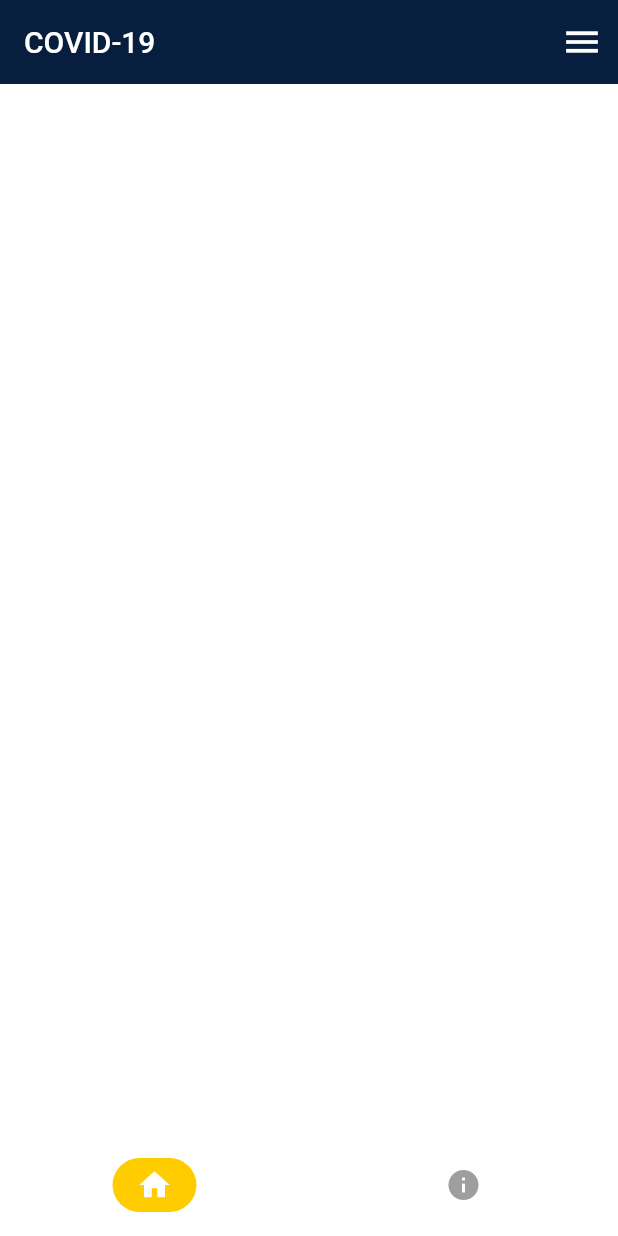
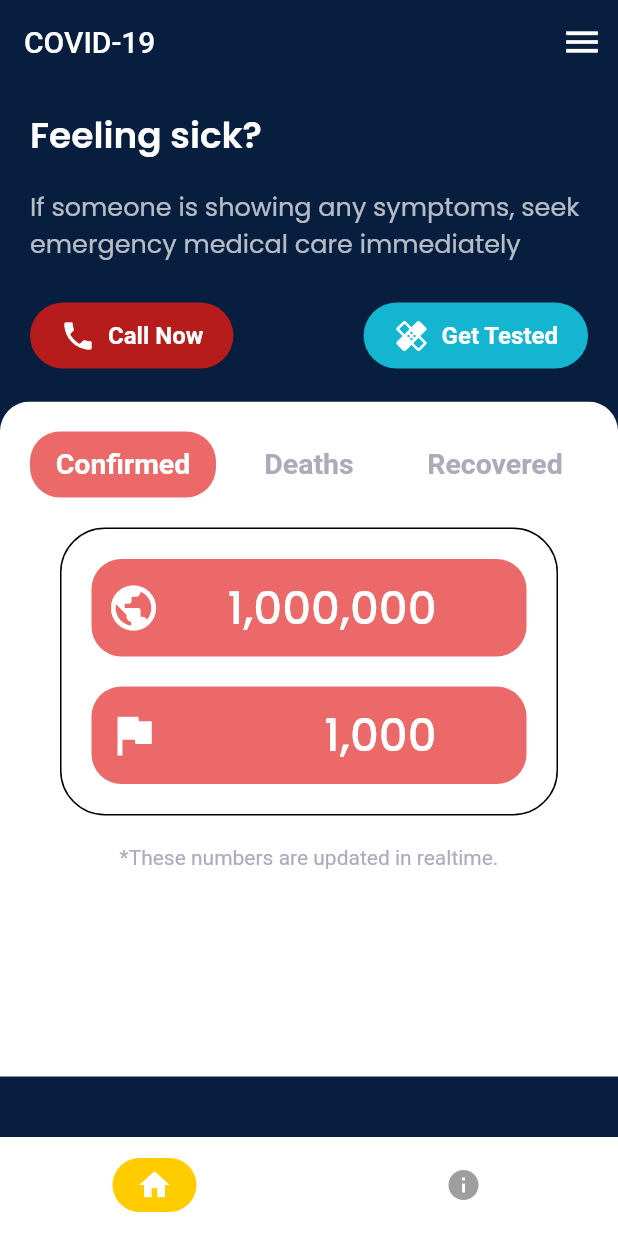
Before and after one commit to raahimid/covid-19-flutter-workshop, a Flutter app: the screen it shows after launch, on a phone screen of 412 x 824 dp. Run offline on Flutter 3.47's test engine with Material 2 defaults, Android fonts, the phone set to English and light mode, and no system bars; our stand-ins replace google_fonts.

Commit message:
Part 1 Complete

```diff
--- a/lib/config/palette.dart
+++ b/lib/config/palette.dart
@@ -1,13 +1,14 @@
 import 'package:flutter/material.dart';
 
-//Background Color
-//#081E3F
+class Palette {
+  static const Color primaryColor = Color(0xff081e3f);
 
-//tav indicators
+  static const Color tabColor = Color(0xFFEC6969);
 //#EC6969
 
-//call now button
-//#B71C1C
+  static const Color callNowColor = Color(0xFFB71C1C);
 
-//Get Tested Button
-//#14B5D0
+  static const Color getTestedColor = Color(0xFF14B5D0);
+
+
+}
--- a/lib/screens/home_screen.dart
+++ b/lib/screens/home_screen.dart
@@ -1,32 +1,183 @@
 import 'package:flutter/cupertino.dart';
 import 'package:flutter/material.dart';
-import 'package:flutter_covid_workshop_stub/widgets/custom_app_bar.dart';
+import 'package:flutter_covid_workshop_stub/config/palette.dart';
+import 'package:flutter_covid_workshop_stub/widgets/deaths_tab.dart';
+import 'package:google_fonts/google_fonts.dart';
+import 'package:flutter_covid_workshop_stub/widgets/widgets.dart';
 
 class HomeScreen extends StatefulWidget {
   @override
   _HomeScreenState createState() => _HomeScreenState();
 }
 
-class _HomeScreenState extends State<HomeScreen>
-{
-  //TODO: Initialize the tab controller
-  //TODO: Initialize tab controller state and dispose
+class _HomeScreenState extends State<HomeScreen> {
 
   @override
   Widget build(BuildContext context) {
     final screenHeight = MediaQuery.of(context).size.height;
 
     return Scaffold(
-      backgroundColor: Colors.white,
+      backgroundColor: Palette.primaryColor,
       appBar: CustomAppBar(),
       body: CustomScrollView(
         physics: ClampingScrollPhysics(),
+        slivers: <Widget>[
+          _buildHeader(screenHeight),
+          _buildStatistics(screenHeight),
+          //statistics
+        ],
       ),
     );
   }
 
-  //TODO: Step 2 - Build App Header
+  SliverToBoxAdapter _buildHeader(double screenHeight) {
+    return SliverToBoxAdapter(
+      child: Container(
+        padding: const EdgeInsets.fromLTRB(20.0, 0.0, 20.0, 20.0),
+        decoration: BoxDecoration(
+          color: Palette.primaryColor,
+        ),
+        child: Column(
+          children: <Widget>[
+            SizedBox(height: screenHeight * 0.02),
+            Column(
+              crossAxisAlignment: CrossAxisAlignment.start,
+              children: <Widget>[
+                Text(
+                  'Feeling sick?',
+                  style: GoogleFonts.poppins(
+                    color: Colors.white,
+                    fontSize: 24.0,
+                    fontWeight: FontWeight.w600,
+                  ),
+                ),
+                SizedBox(height: screenHeight * 0.02),
+                Text(
+                  'If someone is showing any symptoms, seek emergency medical care immediately',
+                  style: GoogleFonts.poppins(
+                    color: Colors.white70,
+                    fontSize: 17.0,
+                  ),
+                ),
+                SizedBox(height: screenHeight * 0.03),
+                Row(
+                  mainAxisAlignment: MainAxisAlignment.spaceBetween,
+                  children: <Widget>[
+                    FlatButton.icon(
+                      padding: const EdgeInsets.symmetric(
+                        vertical: 10.0,
+                        horizontal: 20.0,
+                      ),
+                      onPressed: () {},
+                      color: Palette.callNowColor,
+                      shape: RoundedRectangleBorder(
+                        borderRadius: BorderRadius.circular(30.0),
+                      ),
+                      icon: const Icon(
+                        Icons.phone,
+                        color: Colors.white,
+                      ),
+                      label: Text(
+                        'Call Now',
+                        style: TextStyle(
+                          fontSize: 16.0,
+                          fontWeight: FontWeight.w600,
+                          color: Colors.white,
+                        ),
+                      ),
+                    ),
+                    FlatButton.icon(
+                      padding: const EdgeInsets.symmetric(
+                        vertical: 10.0,
+                        horizontal: 20.0,
+                      ),
+                      onPressed: () {},
+                      color: Palette.getTestedColor,
+                      shape: RoundedRectangleBorder(
+                        borderRadius: BorderRadius.circular(30.0),
+                      ),
+                      icon: const Icon(
+                        Icons.healing,
+                        color: Colors.white,
+                      ),
+                      label: Text(
+                        'Get Tested',
+                        style: TextStyle(
+                          fontSize: 16.0,
+                          fontWeight: FontWeight.w600,
+                          color: Colors.white,
+                        ),
+                      ),
+                    ),
+                  ],
+                ),
 
-  //TODO: Step - Build App Statistics
+              ],
+            ),
+          ],
+        ),
+      ),
+    );
+  }
+
+  SliverToBoxAdapter _buildStatistics(double screenHeight){
+    return SliverToBoxAdapter(
+      child: Container(
+        height: 450.0,
+        decoration: BoxDecoration(
+          color: Colors.white,
+          borderRadius: BorderRadius.only(
+            topLeft: Radius.circular(20.0),
+            topRight: Radius.circular(20.0),
+          ),
+        ),
+        padding: const EdgeInsets.all(20.0),
+        child: ListView(
+          children: <Widget>[
+            DefaultTabController(
+              length: 3,
+              initialIndex: 0,
+              child: Column(
+                children: <Widget>[
+                  TabBar(
+                    indicator: BoxDecoration(
+                      borderRadius: BorderRadius.circular(20.0),
+                      color: Palette.tabColor,
+                    ),
+                    labelStyle: TextStyle(
+                      fontWeight: FontWeight.w600,
+                      fontSize: 19.0,
+                    ),
+                    labelPadding: EdgeInsets.all(10.0),
+                    labelColor: Colors.white,
+                    unselectedLabelColor: Color(0xFFACABBB),
+                    tabs: <Widget>[
+                      Text('Confirmed'),
+                      Text('Deaths'),
+                      Text('Recovered'),
+                    ],
+                    onTap: (index) {},
+                  ),
+                  Container(
+                    height: 250.0,
+                    child: TabBarView(
+                      children: <Widget>[
+                        ConfirmedTab(),
+                        DeathsTab(),
+                        RecoveredTab(),
+                      ],
+                    ),
+                  ),
+                ],
+              ),
+            ),
+
+          ],
+        ),
+
+      )
+    );
+
+  }
 
 }
--- /dev/null
+++ b/lib/widgets/confirmed_tab.dart
@@ -0,0 +1,51 @@
+import 'package:flutter/material.dart';
+import 'package:flutter_covid_workshop_stub/widgets/widgets.dart';
+import 'package:google_fonts/google_fonts.dart';
+
+class ConfirmedTab extends StatelessWidget {
+  @override
+  Widget build(BuildContext context) {
+    return Column(
+      children: <Widget>[
+        Container(
+          color: Colors.white,
+          height: 250.0,
+          child: Column(
+            children: <Widget>[
+              Container(
+                padding: EdgeInsets.all(20.0),
+                margin: EdgeInsets.all(20.0),
+                decoration: BoxDecoration(
+                  border: Border.all(
+                    color: Colors.black,
+                    width: 1.0,
+                  ),
+                  borderRadius: BorderRadius.circular(30.0),
+                ),
+                child: Column(
+                  children: <Widget>[
+                    StatsBoxes(
+                      icon: Icons.public,
+                      data: '1,000,000',
+                    ),
+                    SizedBox(height: 20.0),
+                    StatsBoxes(
+                      icon: Icons.flag,
+                      data: '1,000',
+                    ),
+                  ],
+                ),
+              ),
+              Text(
+                "*These numbers are updated in realtime.",
+                style: GoogleFonts.roboto(
+                  color: Color(0xFFACABBB),
+                ),
+              ),
+            ],
+          ),
+        ),
+      ],
+    );
+  }
+}
--- /dev/null
+++ b/lib/widgets/deaths_tab.dart
@@ -0,0 +1,51 @@
+import 'package:flutter/material.dart';
+import 'package:flutter_covid_workshop_stub/widgets/widgets.dart';
+import 'package:google_fonts/google_fonts.dart';
+
+class DeathsTab extends StatelessWidget {
+  @override
+  Widget build(BuildContext context) {
+    return Column(
+      children: <Widget>[
+        Container(
+          color: Colors.white,
+          height: 250.0,
+          child: Column(
+            children: <Widget>[
+              Container(
+                padding: EdgeInsets.all(20.0),
+                margin: EdgeInsets.all(20.0),
+                decoration: BoxDecoration(
+                  border: Border.all(
+                    color: Colors.black,
+                    width: 1.0,
+                  ),
+                  borderRadius: BorderRadius.circular(30.0),
+                ),
+                child: Column(
+                  children: <Widget>[
+                    StatsBoxes(
+                      icon: Icons.public,
+                      data: '1,000,000',
+                    ),
+                    SizedBox(height: 20.0),
+                    StatsBoxes(
+                      icon: Icons.flag,
+                      data: '1,000',
+                    ),
+                  ],
+                ),
+              ),
+              Text(
+                "*These numbers are updated in realtime.",
+                style: GoogleFonts.roboto(
+                  color: Color(0xFFACABBB),
+                ),
+              ),
+            ],
+          ),
+        ),
+      ],
+    );
+  }
+}
--- /dev/null
+++ b/lib/widgets/recovered_tab.dart
@@ -0,0 +1,51 @@
+import 'package:flutter/material.dart';
+import 'package:flutter_covid_workshop_stub/widgets/widgets.dart';
+import 'package:google_fonts/google_fonts.dart';
+
+class RecoveredTab extends StatelessWidget {
+  @override
+  Widget build(BuildContext context) {
+    return Column(
+      children: <Widget>[
+        Container(
+          color: Colors.white,
+          height: 250.0,
+          child: Column(
+            children: <Widget>[
+              Container(
+                padding: EdgeInsets.all(20.0),
+                margin: EdgeInsets.all(20.0),
+                decoration: BoxDecoration(
+                  border: Border.all(
+                    color: Colors.black,
+                    width: 1.0,
+                  ),
+                  borderRadius: BorderRadius.circular(30.0),
+                ),
+                child: Column(
+                  children: <Widget>[
+                    StatsBoxes(
+                      icon: Icons.public,
+                      data: '1,000,000',
+                    ),
+                    SizedBox(height: 20.0),
+                    StatsBoxes(
+                      icon: Icons.flag,
+                      data: '1,000',
+                    ),
+                  ],
+                ),
+              ),
+              Text(
+                "*These numbers are updated in realtime.",
+                style: GoogleFonts.roboto(
+                  color: Color(0xFFACABBB),
+                ),
+              ),
+            ],
+          ),
+        ),
+      ],
+    );
+  }
+}
--- /dev/null
+++ b/lib/widgets/stats_boxes.dart
@@ -0,0 +1,49 @@
+import 'package:flutter/cupertino.dart';
+import 'package:flutter/material.dart';
+import 'package:flutter_covid_workshop_stub/config/palette.dart';
+import 'package:google_fonts/google_fonts.dart';
+
+
+class StatsBoxes extends StatelessWidget {
+  final IconData icon;
+  final String data;
+
+  const StatsBoxes({
+    @required this.icon,
+    @required this.data,
+  });
+
+  @override
+  Widget build(BuildContext context){
+    return Container(
+      height: 65.0,
+      decoration: BoxDecoration(
+        color: Palette.tabColor,
+        borderRadius: BorderRadius.circular(20.0),
+      ),
+      child: Padding(
+        padding: const EdgeInsets.all(10.0),
+        child: Row(
+          crossAxisAlignment: CrossAxisAlignment.center,
+          children: <Widget>[
+            Icon(
+              icon,
+              color: Colors.white,
+              size: 36.0,
+            ),
+            Spacer(),
+            Text(
+              data,
+              style: GoogleFonts.poppins(
+                color: Colors.white,
+                fontSize: 30.0,
+                fontWeight: FontWeight.w500,
+              ),
+            ),
+            SizedBox(width: 50.0),
+          ],
+        ),
+      ),
+    );
+  }
+}
--- /dev/null
+++ b/lib/widgets/widgets.dart
@@ -0,0 +1,5 @@
+export 'custom_app_bar.dart';
+export 'confirmed_tab.dart';
+export 'stats_boxes.dart';
+export 'recovered_tab.dart';
+export 'deaths_tab.dart';
--- a/pubspec.yaml
+++ b/pubspec.yaml
@@ -13,7 +13,7 @@ dependencies:
     sdk: flutter
   cupertino_icons: ^0.1.3
   bubble_tab_indicator: ^0.1.4
-#  google_fonts:
+  google_fonts:
 #  url_launcher: ^5.4.10
 #  intl:
 #  http:
```
Also changed, not shown: pubspec.lock.
